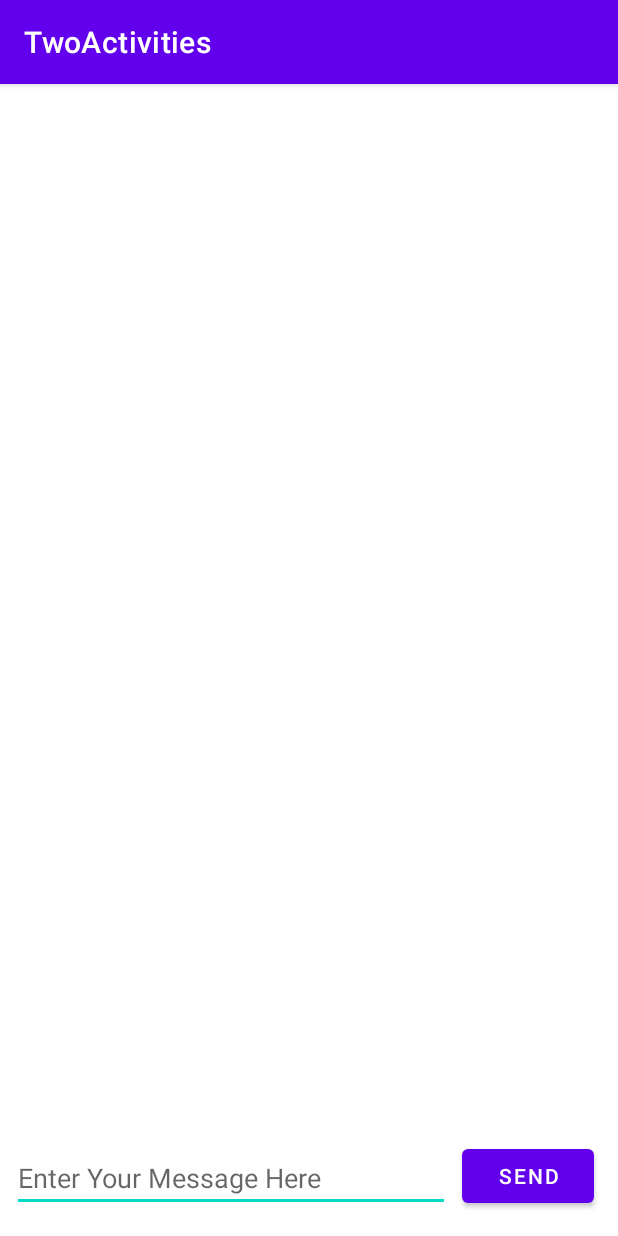
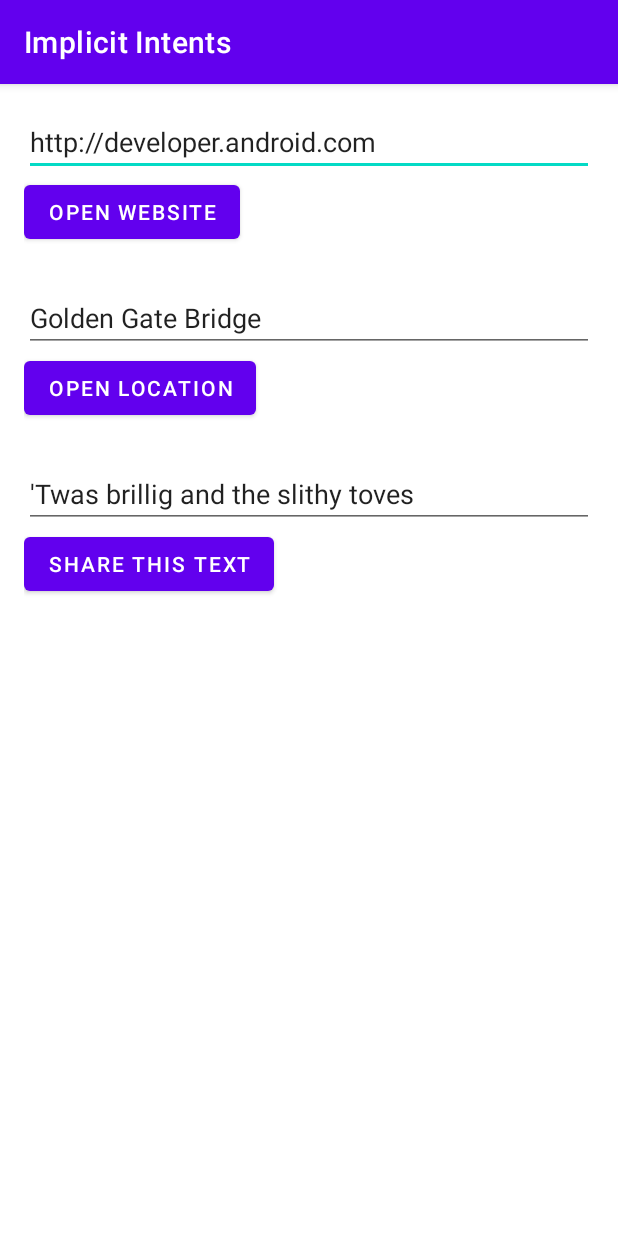
Before and after one commit to GoogelSecond/1-2_homework, an Android app: the screen it shows after launch (MainActivity), on a phone screen of 412 x 824 dp. Run offline under Robolectric (Android 15) with nearby library versions, the phone set to English and light mode, and no system bars.

Commit message:
complete lesson 2_3

```diff
--- a/app/src/main/java/com/example/helloworld/MainActivity.kt
+++ b/app/src/main/java/com/example/helloworld/MainActivity.kt
@@ -1,107 +1,59 @@
 package com.example.helloworld
 
 import android.content.Intent
+import android.net.Uri
 import android.os.Bundle
-import android.os.PersistableBundle
 import android.util.Log
 import android.view.View
 import android.widget.EditText
-import android.widget.TextView
 import androidx.appcompat.app.AppCompatActivity
+import androidx.core.app.ShareCompat
 
 
 class MainActivity : AppCompatActivity() {
 
-    private lateinit var replyHeadTextView: TextView
-    private lateinit var replyTextView: TextView
-
-    private lateinit var messageEditText: EditText
+    private lateinit var webSiteEditText: EditText
+    private lateinit var locationEditText: EditText
+    private lateinit var shareTextEditText: EditText
 
     override fun onCreate(savedInstanceState: Bundle?) {
         super.onCreate(savedInstanceState)
+        setContentView(R.layout.activity_main)
+        webSiteEditText = findViewById(R.id.website_edittext)
+        locationEditText = findViewById(R.id.location_edittext)
+        shareTextEditText = findViewById(R.id.share_edittext)
+    }
 
-        Log.d(LOG_TAG, "-------")
-        Log.d(LOG_TAG, "onCreate")
-
-        setContentView(R.layout.activity_main)
-        messageEditText = findViewById(R.id.editText_main)
-        replyHeadTextView = findViewById(R.id.text_header_reply)
-        replyTextView = findViewById(R.id.text_message_reply)
-
-        if (savedInstanceState != null) {
-            val isVisible = savedInstanceState.getBoolean("reply_visible")
-            if (isVisible) {
-                replyHeadTextView.visibility = View.VISIBLE
-                replyTextView.text = savedInstanceState.getString("reply_text")
-                replyTextView.visibility = View.VISIBLE
-            }
+    fun openWebsite(view: View) {
+        val url = webSiteEditText.text.toString()
+        val webPage = Uri.parse(url)
+        val intent = Intent(Intent.ACTION_VIEW, webPage)
+        if (intent.resolveActivity(packageManager) != null) {
+            startActivity(intent)
+        } else {
+            Log.d("ImplicitIntents", "Can't handle this intent!")
         }
     }
 
-    override fun onSaveInstanceState(outState: Bundle, outPersistentState: PersistableBundle) {
-        super.onSaveInstanceState(outState, outPersistentState)
-        if (replyHeadTextView.visibility == View.VISIBLE) {
-            outState.putBoolean("reply_visible", true)
-            outState.putString("reply_text", replyHeadTextView.text.toString())
+    fun openLocation(view: View) {
+        val loc = locationEditText.text.toString()
+        val addressUri = Uri.parse("geo:0,0?q=" + loc)
+        val intent = Intent(Intent.ACTION_VIEW, addressUri)
+        if (intent.resolveActivity(packageManager) != null) {
+            startActivity(intent)
+        } else {
+            Log.d("ImplicitIntents", "Can't handle this intent!")
         }
     }
 
-    override fun onStart() {
-        super.onStart()
-        Log.d(LOG_TAG, "onStart")
-    }
-
-    override fun onPause() {
-        super.onPause()
-        Log.d(LOG_TAG, "onPause")
-    }
-
-    override fun onRestart() {
-        super.onRestart()
-        Log.d(LOG_TAG, "onRestart")
-    }
-
-    override fun onResume() {
-        super.onResume()
-        Log.d(LOG_TAG, "onResume")
-    }
-
-    override fun onStop() {
-        super.onStop()
-        Log.d(LOG_TAG, "onStop")
-    }
-
-    override fun onDestroy() {
-        super.onDestroy()
-        Log.d(LOG_TAG, "onDestroy")
-    }
-
-
-    fun launchSecondActivity(view: View) {
-        Log.d(LOG_TAG, "Button clicked!")
-        val message = messageEditText.text.toString()
-        val intent = Intent(this, SecondActivity::class.java)
-        intent.putExtra(EXTRA_MESSAGE, message)
-        startActivityForResult(intent, TEXT_REQUEST)
-    }
-
-    override fun onActivityResult(requestCode: Int, resultCode: Int, data: Intent?) {
-        super.onActivityResult(requestCode, resultCode, data)
-        if (requestCode == TEXT_REQUEST) {
-            if (resultCode == RESULT_OK) {
-                val reply = data?.getStringExtra(SecondActivity.EXTRA_REPLY)
-                replyHeadTextView.setVisibility(View.VISIBLE)
-                replyTextView.setText(reply)
-                replyTextView.setVisibility(View.VISIBLE)
-            }
-        }
-    }
-
-    companion object {
-        private val LOG_TAG = MainActivity::class.java.simpleName
-
-        const val EXTRA_MESSAGE = "com.example.helloworld.extra.MESSAGE"
-
-        const val TEXT_REQUEST = 1
+    fun shareText(view: View) {
+        val txt = shareTextEditText.text.toString()
+        val mimeType = "text/plain"
+        ShareCompat.IntentBuilder
+            .from(this)
+            .setType(mimeType)
+            .setChooserTitle("Share this text with: ")
+            .setText(txt)
+            .startChooser()
     }
 }
--- a/app/src/main/res/layout/activity_main.xml
+++ b/app/src/main/res/layout/activity_main.xml
@@ -1,61 +1,53 @@
 <?xml version="1.0" encoding="utf-8"?>
-<androidx.constraintlayout.widget.ConstraintLayout xmlns:android="http://schemas.android.com/apk/res/android"
+<androidx.appcompat.widget.LinearLayoutCompat xmlns:android="http://schemas.android.com/apk/res/android"
     xmlns:tools="http://schemas.android.com/tools"
     android:layout_width="match_parent"
     android:layout_height="match_parent"
+    android:orientation="vertical"
+    android:padding="16dp"
     xmlns:app="http://schemas.android.com/apk/res-auto"
     tools:context="com.example.helloworld.MainActivity">
 
-    <TextView
-        android:id="@+id/text_header_reply"
+    <EditText
+        android:id="@+id/website_edittext"
+        android:layout_width="match_parent"
+        android:layout_height="wrap_content"
+        android:text="@string/edittext_uri"/>
+
+    <Button
+        android:id="@+id/open_website_button"
         android:layout_width="wrap_content"
         android:layout_height="wrap_content"
-        android:layout_marginStart="8dp"
-        android:layout_marginLeft="8dp"
-        android:layout_marginTop="16dp"
-        android:text="@string/text_header_reply"
-        android:textAppearance="@style/TextAppearance.AppCompat.Medium"
-        android:textStyle="bold"
-        android:visibility="invisible"
-        app:layout_constraintStart_toStartOf="parent"
-        app:layout_constraintTop_toTopOf="parent" />
+        android:layout_marginBottom="24dp"
+        android:text="@string/button_uri"
+        android:onClick="openWebsite"/>
 
-    <TextView
-        android:id="@+id/text_message_reply"
+    <EditText
+        android:id="@+id/location_edittext"
+        android:layout_width="match_parent"
+        android:layout_height="wrap_content"
+        android:text="@string/edittext_loc"/>
+
+    <Button
+        android:id="@+id/open_location_button"
         android:layout_width="wrap_content"
         android:layout_height="wrap_content"
-        android:layout_marginStart="8dp"
-        android:layout_marginLeft="8dp"
-        android:layout_marginTop="8dp"
-        android:visibility="invisible"
-        app:layout_constraintStart_toStartOf="parent"
-        app:layout_constraintTop_toBottomOf="@+id/text_header_reply" />
+        android:layout_marginBottom="24dp"
+        android:text="@string/button_loc"
+        android:onClick="openLocation"/>
 
+    <EditText
+        android:id="@+id/share_edittext"
+        android:layout_width="match_parent"
+        android:layout_height="wrap_content"
+        android:text="@string/edittext_share"/>
 
     <Button
-        android:id="@+id/button_main"
+        android:id="@+id/share_text_button"
         android:layout_width="wrap_content"
         android:layout_height="wrap_content"
-        android:layout_marginBottom="16dp"
-        android:layout_marginRight="16dp"
-        android:text="@string/button_main"
-        android:onClick="launchSecondActivity"
-        app:layout_constraintBottom_toBottomOf="parent"
-        app:layout_constraintRight_toRightOf="parent" />
+        android:layout_marginBottom="24dp"
+        android:text="@string/button_share"
+        android:onClick="shareText"/>
 
-    <EditText
-        android:id="@+id/editText_main"
-        android:layout_width="0dp"
-        android:layout_height="wrap_content"
-        android:layout_marginBottom="16dp"
-        android:layout_marginEnd="8dp"
-        android:layout_marginStart="8dp"
-        android:ems="10"
-        android:hint="@string/editText_main"
-        android:inputType="textLongMessage"
-        app:layout_constraintBottom_toBottomOf="parent"
-        app:layout_constraintEnd_toStartOf="@+id/button_main"
-        app:layout_constraintStart_toStartOf="parent" />
-
-
-</androidx.constraintlayout.widget.ConstraintLayout>
+</androidx.appcompat.widget.LinearLayoutCompat>
--- a/app/src/main/res/values/strings.xml
+++ b/app/src/main/res/values/strings.xml
@@ -1,9 +1,12 @@
 <resources>
-    <string name="app_name">TwoActivities</string>
-    <string name="button_main">Send</string>
-    <string name="text_header">Message Received</string>
-    <string name="editText_main">Enter Your Message Here</string>
-    <string name="button_second">Reply</string>
-    <string name="editText_second">Enter Your Reply Here</string>
-    <string name="text_header_reply">Reply Received</string>
+    <string name="app_name">Implicit Intents</string>
+
+    <string name="edittext_uri">http://developer.android.com</string>
+    <string name="button_uri">Open Website</string>
+
+    <string name="edittext_loc">Golden Gate Bridge</string>
+    <string name="button_loc">Open Location</string>
+
+    <string name="edittext_share">\'Twas brillig and the slithy toves</string>
+    <string name="button_share">Share This Text</string>
 </resources>
```
Also changed, not shown: app/src/main/AndroidManifest.xml (+12 -9 lines), app/src/main/java/com/example/helloworld/SecondActivity.kt (deleted, +0 -72 lines), app/src/main/res/layout/activity_second.xml (deleted, +0 -57 lines).
